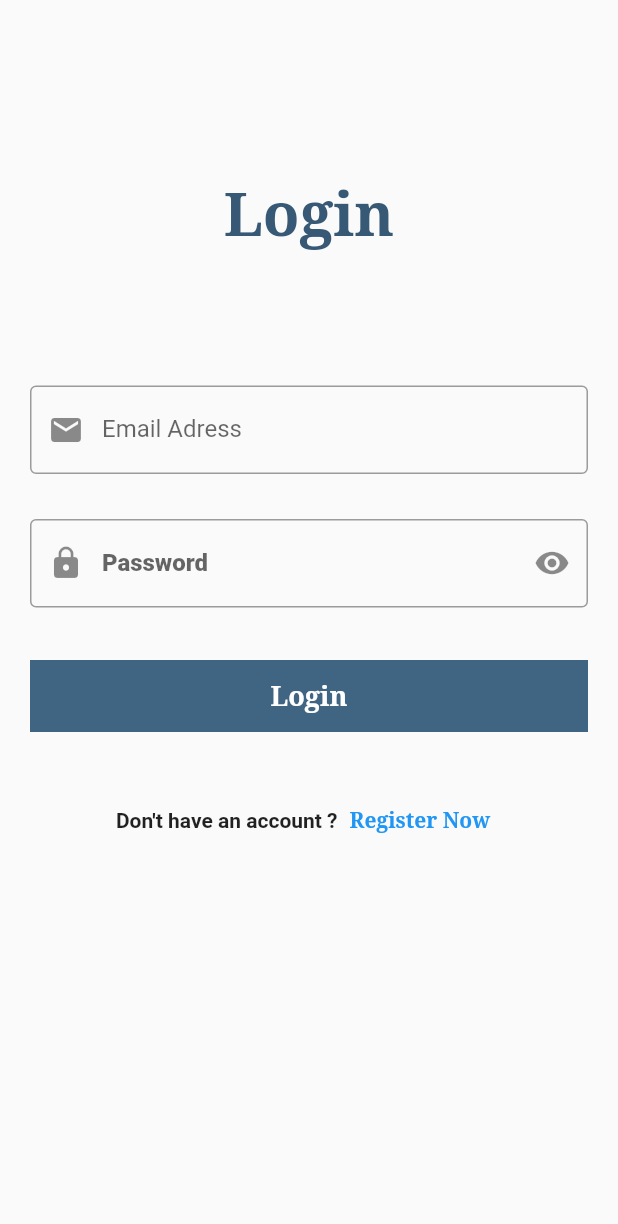
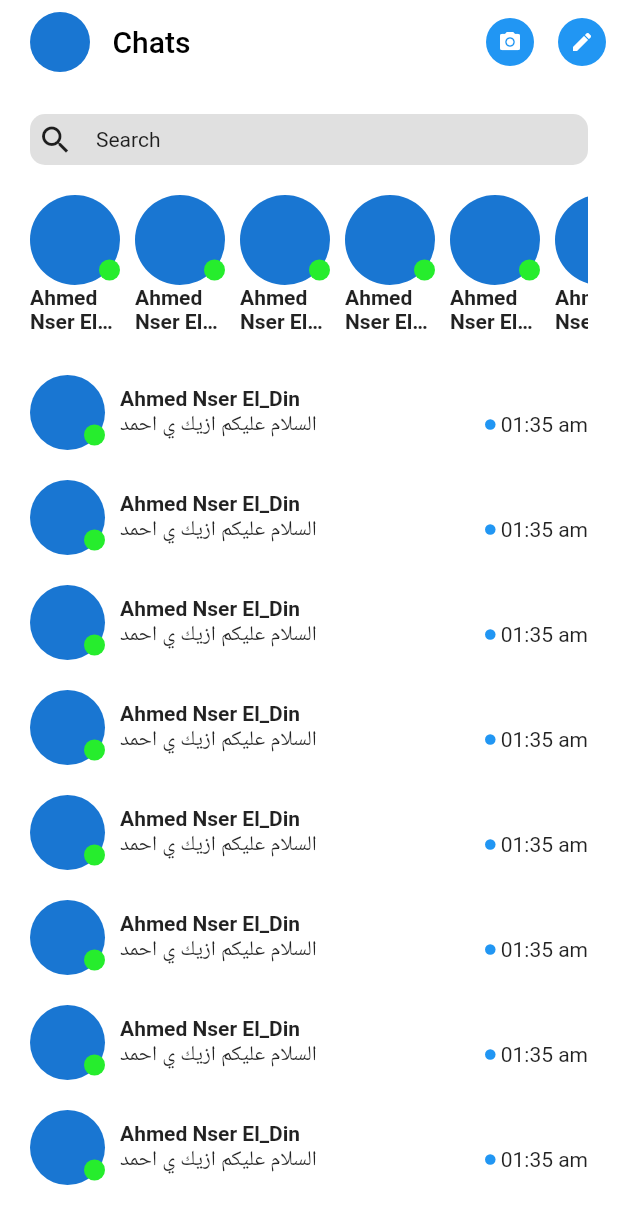
Before and after one commit to Ahmed-Naserelden/login-design, a Flutter app: the screen it shows after launch, on a phone screen of 412 x 824 dp. Shown: the top 1224 px of the screen. Run offline on Flutter 3.47's test engine with Material 2 defaults, Android fonts, the phone set to English and light mode, and no system bars.

```diff
--- a/lib/login_screen.dart
+++ b/lib/login_screen.dart
@@ -1,3 +1,5 @@
+// ignore_for_file: avoid_print, unnecessary_string_escapes
+
 import 'package:flutter/material.dart';
 
 class LoginScreen extends StatelessWidget {
@@ -92,7 +94,7 @@ class LoginScreen extends StatelessWidget {
               ),
               Container(
                 width: double.infinity,
-                color: Color.fromARGB(255, 64, 101, 131),
+                color: const Color.fromARGB(255, 64, 101, 131),
                 child: MaterialButton(
                   child: const Text(
                     "Login",
--- a/lib/main.dart
+++ b/lib/main.dart
@@ -1,5 +1,7 @@
+// ignore_for_file: unused_import
 import 'package:flutter/material.dart';
 import 'package:login_design/login_screen.dart';
+import 'messenger_screen.dart';
 
 void main() {
   runApp(const MyApp());
@@ -11,7 +13,7 @@ class MyApp extends StatelessWidget {
   Widget build(BuildContext context) {
     return const MaterialApp(
       debugShowCheckedModeBanner: false,
-      home: LoginScreen(),
+      home: MessengerScreen(),
     );
   }
 }
--- /dev/null
+++ b/lib/messenger_screen.dart
@@ -0,0 +1,228 @@
+// ignore_for_file: prefer_const_constructors, prefer_const_literals_to_create_immutables, avoid_unnecessary_containers, sized_box_for_whitespace, use_key_in_widget_constructors, must_be_immutable
+import 'package:flutter/material.dart';
+
+class MessengerScreen extends StatelessWidget {
+  const MessengerScreen({Key? key}) : super(key: key);
+  // var v = SizedBox(
+  //   height: 20.0,
+  // );
+  @override
+  Widget build(BuildContext context) {
+    return Scaffold(
+      backgroundColor: Colors.white,
+      appBar: AppBar(
+        titleSpacing: 20.0,
+        backgroundColor: Colors.white,
+        elevation: 0.0,
+        title: Row(
+          children: [
+            CircleAvatar(
+              radius: 20.0,
+              //backgroundImage: NetworkImage('https://avatars.githubusercontent.com/u/72213733?s=400&u=8db217aa4e0d2860a911531e7505314dc3fc5efe&v=4'),
+            ),
+            SizedBox(
+              width: 15.0,
+            ),
+            Text(
+              'Chats',
+              style: TextStyle(
+                color: Colors.black,
+              ),
+            ),
+          ],
+        ),
+        actions: [
+          IconButton(
+            onPressed: () {},
+            icon: CircleAvatar(
+              radius: 20.0,
+              backgroundColor: Colors.blue,
+              child: Icon(
+                Icons.camera_alt,
+                color: Colors.white,
+                size: 16,
+              ),
+            ),
+          ),
+          IconButton(
+            onPressed: () {},
+            icon: CircleAvatar(
+              radius: 20.0,
+              backgroundColor: Colors.blue,
+              child: Icon(
+                Icons.edit,
+                color: Colors.white,
+                size: 16,
+              ),
+            ),
+          ),
+        ],
+      ),
+      body: Padding(
+        padding: EdgeInsets.all(20.0),
+        child: SingleChildScrollView(
+          child: Column(
+            crossAxisAlignment: CrossAxisAlignment.start,
+            children: [
+              Container(
+                decoration: BoxDecoration(
+                  borderRadius: BorderRadius.circular(
+                    10.0,
+                  ),
+                  color: Colors.grey[300],
+                ),
+                padding: EdgeInsets.all(5.0),
+                child: Row(
+                  children: [
+                    Icon(
+                      Icons.search,
+                    ),
+                    SizedBox(
+                      width: 15.0,
+                    ),
+                    Text(
+                      "Search",
+                      style: TextStyle(),
+                    ),
+                  ],
+                ),
+              ),
+              SizedBox(
+                height: 20.0,
+              ),
+              Container(
+                height: 100.0,
+                child: ListView.separated(
+                  itemBuilder: (context, index) {
+                    return buildStoreIcon();
+                  },
+                  //shrinkWrap: true,
+                  separatorBuilder: (context, index) {
+                    return SizedBox(
+                      width: 10,
+                    );
+                  },
+                  scrollDirection: Axis.horizontal,
+                  itemCount: 10,
+                ),
+              ),
+              SizedBox(
+                height: 20.0,
+              ),
+              ListView.separated(
+                shrinkWrap: true,
+                physics: NeverScrollableScrollPhysics(),
+                itemBuilder: (context, index) => buildChateIcon(),
+                separatorBuilder: (context, index) => SizedBox(height : 20.0,),
+                itemCount: 10,
+              )
+            ],
+          ),
+        ),
+      ),
+    );
+  }
+
+  // 1. build Icon
+  Widget buildChateIcon() {
+    return Row(
+      children: [
+        Stack(alignment: AlignmentDirectional.bottomEnd, children: [
+          CircleAvatar(
+            radius: 25,
+          ),
+          Padding(
+            padding: EdgeInsets.only(
+              bottom: 3.0,
+              left: 3.0,
+            ),
+            child: CircleAvatar(
+              radius: 7,
+              backgroundColor: Color.fromARGB(255, 38, 237, 45),
+            ),
+          ),
+        ]),
+        SizedBox(
+          width: 10.0,
+        ),
+        Expanded(
+          child: Column(
+            crossAxisAlignment: CrossAxisAlignment.start,
+            children: [
+              Text(
+                "Ahmed Nser El_Din",
+                maxLines: 1,
+                overflow: TextOverflow.ellipsis,
+                style: TextStyle(fontWeight: FontWeight.bold),
+              ),
+              Row(
+                children: [
+                  Expanded(
+                    child: Text(
+                      "السلام عليكم ازيك ي احمد",
+                      maxLines: 2,
+                      overflow: TextOverflow.ellipsis,
+                      style: TextStyle(),
+                    ),
+                  ),
+                  SizedBox(
+                    width: 10.0,
+                  ),
+                  Container(
+                    padding: EdgeInsets.symmetric(
+                      horizontal: 10.0,
+                    ),
+                    width: 7.0,
+                    height: 7.0,
+                    decoration: BoxDecoration(
+                      color: Colors.blue,
+                      shape: BoxShape.circle,
+                    ),
+                  ),
+                  Text(
+                    " 01:35",
+                    style: TextStyle(),
+                  ),
+                  Text(
+                    " am",
+                    style: TextStyle(),
+                  ),
+                ],
+              ),
+            ],
+          ),
+        ),
+      ],
+    );
+  }
+
+  Widget buildStoreIcon() {
+    return Container(
+      width: 60,
+      child: Column(children: [
+        Stack(alignment: AlignmentDirectional.bottomEnd, children: [
+          CircleAvatar(
+            radius: 30,
+          ),
+          Padding(
+            padding: EdgeInsets.only(
+              bottom: 3.0,
+              left: 3.0,
+            ),
+            child: CircleAvatar(
+              radius: 7,
+              backgroundColor: Color.fromARGB(255, 38, 237, 45),
+            ),
+          ),
+        ]),
+        Text(
+          'Ahmed Nser El_Din Amer',
+          overflow: TextOverflow.ellipsis,
+          maxLines: 2,
+          style: TextStyle(fontWeight: FontWeight.bold),
+        ),
+      ]),
+    );
+  }
+  //
+}
--- a/pubspec.yaml
+++ b/pubspec.yaml
@@ -61,7 +61,8 @@ flutter:
   # assets:
   #   - images/a_dot_burr.jpeg
   #   - images/a_dot_ham.jpeg
-
+  assets:
+    - images/bro.jpeg
   # An image asset can refer to one or more resolution-specific "variants", see
   # https://flutter.dev/assets-and-images/#resolution-aware.
 
```
Also changed, not shown: images/bro.jpeg (added).
